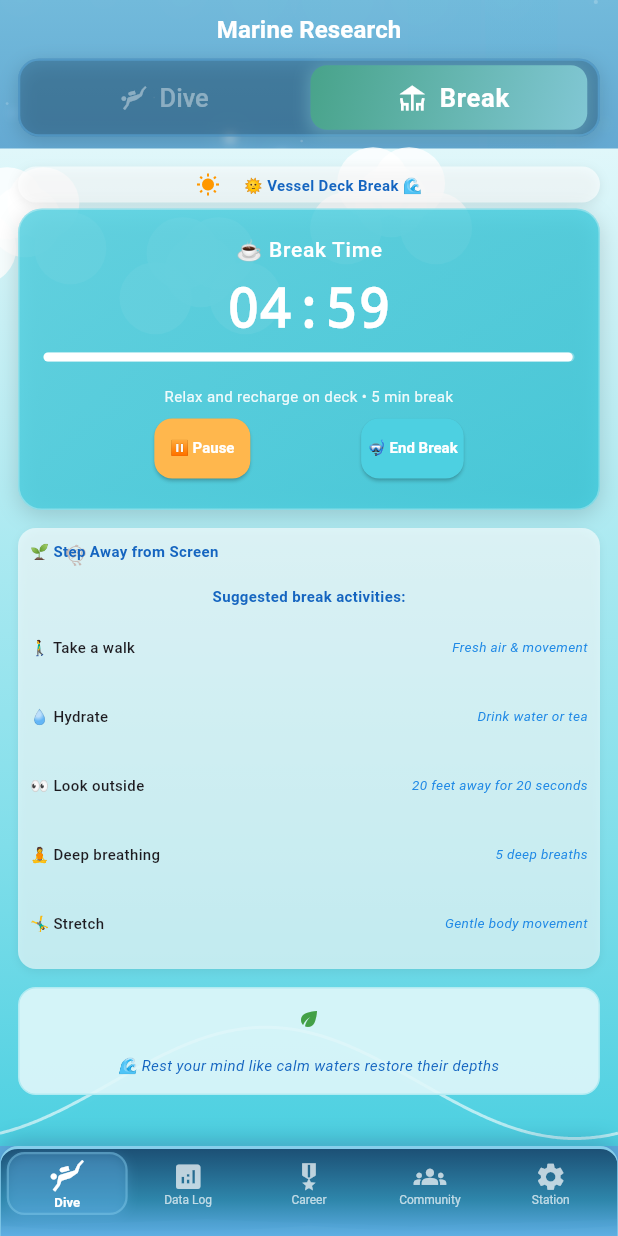
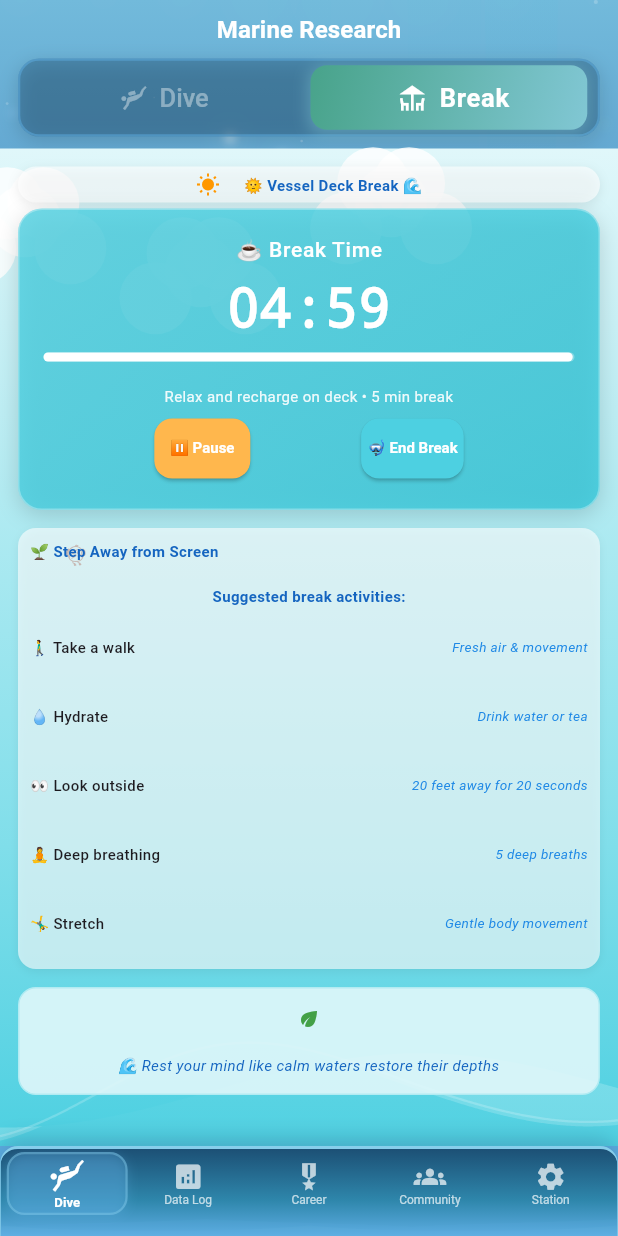
Before and after one commit to DogukanZengin/flow-pulse, a Flutter app: the screen it shows after launch, after a tap on "Break", after a tap on "▶️ Start", on a phone screen of 412 x 824 dp. Run offline on Flutter 3.47's test engine with Material 3 defaults, Android fonts, the phone set to English and light mode, and no system bars; our stand-ins replace audioplayers, fl_chart, flutter_local_notifications, flutter_screenutil, shared_preferences, sqflite and 1 more; missing offline and left inert: workmanager; accounts and stored records are empty.

Commit message:
🌊 Break Screen UI: Enhanced Wave Animation with Dual Layers
- Added secondary wave layer with phase offset for depth perception
- Implemented gentler amplitude variations for smoother, more natural motion
- Enhanced foam/whitecaps with dynamic opacity based on wave height
- Optimized animation performance for 60fps relaxation experience

🤖 Generated with [Claude Code](https://claude.ai/code)

Co-Authored-By: Claude <noreply@anthropic.com>

```diff
--- a/lib/widgets/research_vessel_deck_widget.dart
+++ b/lib/widgets/research_vessel_deck_widget.dart
@@ -614,45 +614,95 @@ class WavesPainter extends CustomPainter {
 
   @override
   void paint(Canvas canvas, Size size) {
-    final paint = Paint()
+    // Primary wave layer
+    final primaryPaint = Paint()
       ..shader = LinearGradient(
         begin: Alignment.topCenter,
         end: Alignment.bottomCenter,
         colors: [
-          ResearchVesselDeckWidget._cyan200.withValues(alpha: 0.8),
-          ResearchVesselDeckWidget._cyan300,
+          ResearchVesselDeckWidget._cyan200.withValues(alpha: 0.6),
+          ResearchVesselDeckWidget._cyan300.withValues(alpha: 0.9),
         ],
       ).createShader(Rect.fromLTWH(0, 0, size.width, size.height))
       ..style = PaintingStyle.fill;
 
-    final path = Path();
+    // Secondary wave layer (background wave)
+    final secondaryPaint = Paint()
+      ..shader = LinearGradient(
+        begin: Alignment.topCenter,
+        end: Alignment.bottomCenter,
+        colors: [
+          ResearchVesselDeckWidget._cyan100.withValues(alpha: 0.4),
+          ResearchVesselDeckWidget._cyan200.withValues(alpha: 0.7),
+        ],
+      ).createShader(Rect.fromLTWH(0, 0, size.width, size.height))
+      ..style = PaintingStyle.fill;
 
-    // Create wave pattern
-    final waveHeight = size.height * 0.3;
-    final waveFrequency = 2 * pi / size.width;
+    // Draw secondary wave (background) first
+    final secondaryPath = Path();
+    final secondaryWaveHeight = size.height * 0.25;
+    final secondaryWaveFrequency = 1.5 * pi / size.width;
+    final secondaryPhaseOffset = animationValue * 0.7 + pi / 3; // Different speed and phase
 
-    path.moveTo(0, size.height);
+    secondaryPath.moveTo(0, size.height);
 
     for (double x = 0; x <= size.width; x += 1) {
-      final y = size.height - waveHeight * 0.5 * (1 + sin(waveFrequency * x + animationValue));
-      path.lineTo(x, y);
+      // Gentler amplitude with smoother sine calculation
+      final amplitude = secondaryWaveHeight * 0.4;
+      final baseY = size.height - secondaryWaveHeight * 0.6;
+      final waveY = amplitude * sin(secondaryWaveFrequency * x + secondaryPhaseOffset);
+      final y = baseY - waveY;
+      secondaryPath.lineTo(x, y);
     }
 
-    path.lineTo(size.width, size.height);
-    path.lineTo(0, size.height);
-    path.close();
+    secondaryPath.lineTo(size.width, size.height);
+    secondaryPath.lineTo(0, size.height);
+    secondaryPath.close();
 
-    canvas.drawPath(path, paint);
+    canvas.drawPath(secondaryPath, secondaryPaint);
 
-    // Add foam/whitecaps
+    // Draw primary wave (foreground)
+    final primaryPath = Path();
+    final primaryWaveHeight = size.height * 0.3;
+    final primaryWaveFrequency = 2 * pi / size.width;
+
+    primaryPath.moveTo(0, size.height);
+
+    for (double x = 0; x <= size.width; x += 1) {
+      // Varying amplitude for more natural motion
+      final amplitudeVariation = 0.8 + 0.2 * sin(animationValue * 0.3 + x * 0.01);
+      final amplitude = primaryWaveHeight * 0.5 * amplitudeVariation;
+      final baseY = size.height - primaryWaveHeight * 0.5;
+
+      // Smoother sine calculation with gentler motion
+      final waveY = amplitude * sin(primaryWaveFrequency * x + animationValue);
+      final y = baseY - waveY;
+      primaryPath.lineTo(x, y);
+    }
+
+    primaryPath.lineTo(size.width, size.height);
+    primaryPath.lineTo(0, size.height);
+    primaryPath.close();
+
+    canvas.drawPath(primaryPath, primaryPaint);
+
+    // Add subtle foam/whitecaps with varying opacity
     final foamPaint = Paint()
-      ..color = Colors.white.withAlpha(153) // 0.6 opacity
       ..style = PaintingStyle.stroke
-      ..strokeWidth = 2;
+      ..strokeWidth = 1.5;
 
     final foamPath = Path();
     for (double x = 0; x <= size.width; x += 1) {
-      final y = size.height - waveHeight * 0.5 * (1 + sin(waveFrequency * x + animationValue)) - 5;
+      final amplitudeVariation = 0.8 + 0.2 * sin(animationValue * 0.3 + x * 0.01);
+      final amplitude = primaryWaveHeight * 0.5 * amplitudeVariation;
+      final baseY = size.height - primaryWaveHeight * 0.5;
+      final waveY = amplitude * sin(primaryWaveFrequency * x + animationValue);
+      final y = baseY - waveY - 3;
+
+      // Vary foam opacity based on wave height
+      final foamOpacity = (0.4 + 0.3 * sin(primaryWaveFrequency * x + animationValue)).clamp(0.2, 0.7);
+      foamPaint.color = Colors.white.withValues(alpha: foamOpacity);
+
       if (x == 0) {
         foamPath.moveTo(x, y);
       } else {
```
Also changed, not shown: 1 other file.
